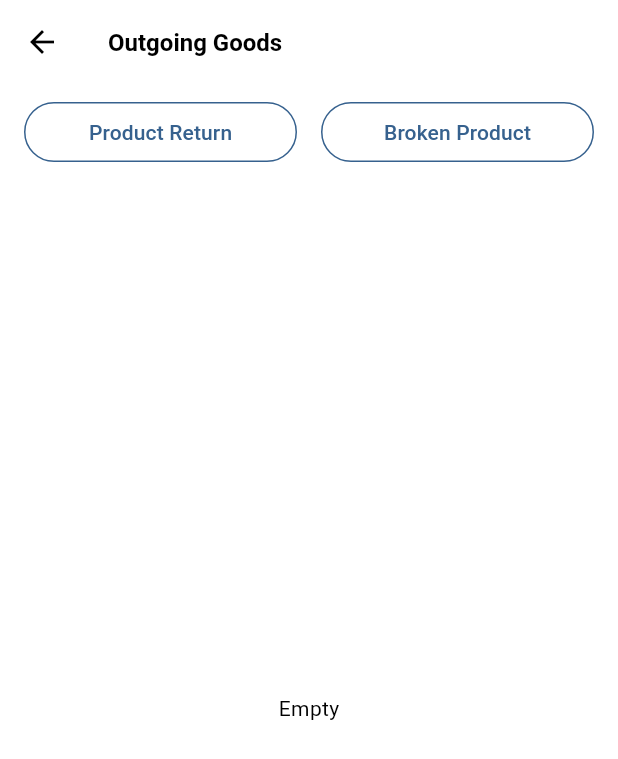
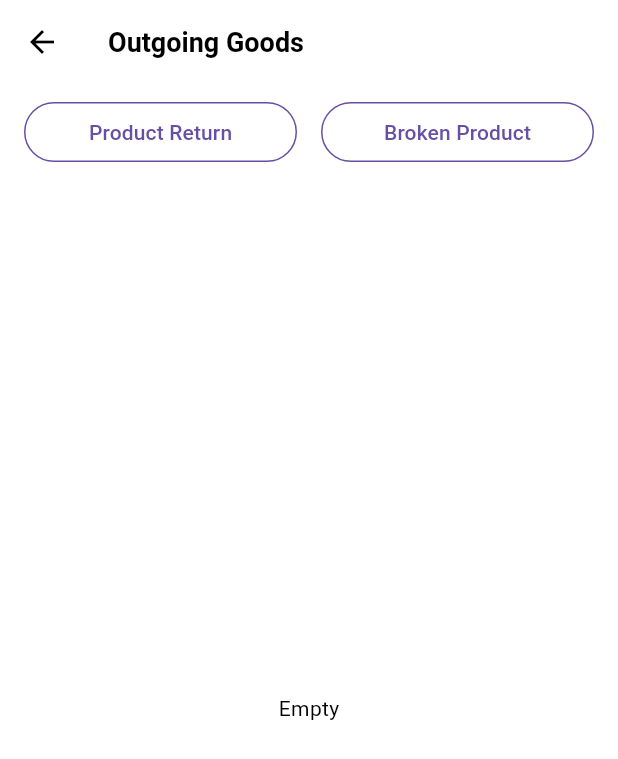
Before and after one commit to farids13/pos, a Flutter app: the CashierHomePage screen opened directly with empty values, after a tap on "Out", on a phone screen of 412 x 824 dp. Shown: the top 759 px of the screen. Run offline on Flutter 3.47's test engine with Material 3 defaults, Android fonts, the phone set to English and light mode, and no system bars; our stand-ins replace barcode_widget, device_info_plus, faker, flutter_riverpod, go_router, iconsax and 4 more; missing offline and left inert: mobile_scanner; accounts and stored records are empty; generated files the repository leaves out were written again; Roboto replaces fonts that are missing (Poppins).

Commit message:
Implement Theme Custom

```diff
--- /dev/null
+++ b/lib/utils/theme/custom_theme/appbar_theme.dart
@@ -0,0 +1,34 @@
+import 'package:flutter/material.dart';
+
+class QAppBarTheme {
+  QAppBarTheme._();
+
+  static const lightAppBarTheme = AppBarTheme(
+    elevation: 0,
+    centerTitle: false,
+    scrolledUnderElevation: 0,
+    backgroundColor: Colors.transparent,
+    surfaceTintColor: Colors.transparent,
+    iconTheme: IconThemeData(color: Colors.black, size: 24),
+    actionsIconTheme: IconThemeData(color: Colors.black, size: 24),
+    titleTextStyle: TextStyle(
+      fontSize: 18.0,
+      color: Colors.black,
+      fontWeight: FontWeight.w600,
+    ),
+  );
+  static const darkAppBarTheme = AppBarTheme(
+    elevation: 0,
+    centerTitle: false,
+    scrolledUnderElevation: 0,
+    backgroundColor: Colors.transparent,
+    surfaceTintColor: Colors.transparent,
+    iconTheme: IconThemeData(color: Colors.black, size: 24),
+    actionsIconTheme: IconThemeData(color: Colors.white, size: 24),
+    titleTextStyle: TextStyle(
+      fontSize: 18.0,
+      color: Colors.white,
+      fontWeight: FontWeight.w600,
+    ),
+  );
+}
--- /dev/null
+++ b/lib/utils/theme/custom_theme/bottom_sheet_theme.dart
@@ -0,0 +1,25 @@
+import 'package:flutter/material.dart';
+
+class QBottomSheetTheme {
+  QBottomSheetTheme._();
+
+  static BottomSheetThemeData lightBottomSheetTheme = BottomSheetThemeData(
+    showDragHandle: true,
+    backgroundColor: Colors.white,
+    modalBackgroundColor: Colors.white,
+    constraints: const BoxConstraints(
+      minWidth: double.infinity,
+    ),
+    shape: RoundedRectangleBorder(borderRadius: BorderRadius.circular(16)),
+  );
+
+  static BottomSheetThemeData darkBottomSheetTheme = BottomSheetThemeData(
+    showDragHandle: true,
+    backgroundColor: Colors.black,
+    modalBackgroundColor: Colors.black,
+    constraints: const BoxConstraints(
+      minWidth: double.infinity,
+    ),
+    shape: RoundedRectangleBorder(borderRadius: BorderRadius.circular(16)),
+  );
+}
--- /dev/null
+++ b/lib/utils/theme/custom_theme/checkbox_theme.dart
@@ -0,0 +1,41 @@
+import 'package:flutter/material.dart';
+
+class QCheckBoxTheme {
+  QCheckBoxTheme._();
+
+  static CheckboxThemeData lightCheckboxTheme = CheckboxThemeData(
+    shape: RoundedRectangleBorder(borderRadius: BorderRadius.circular(4)),
+    checkColor: MaterialStateProperty.resolveWith((states) {
+      if (states.contains(MaterialState.selected)) {
+        return Colors.white;
+      } else {
+        return Colors.black;
+      }
+    }),
+    fillColor: MaterialStateProperty.resolveWith((states) {
+      if (states.contains(MaterialState.selected)) {
+        return Colors.blue;
+      } else {
+        return Colors.transparent;
+      }
+    }),
+  );
+
+  static CheckboxThemeData darkCheckboxTheme = CheckboxThemeData(
+    shape: RoundedRectangleBorder(borderRadius: BorderRadius.circular(4)),
+    checkColor: MaterialStateProperty.resolveWith((states) {
+      if (states.contains(MaterialState.selected)) {
+        return Colors.white;
+      } else {
+        return Colors.black;
+      }
+    }),
+    fillColor: MaterialStateProperty.resolveWith((states) {
+      if (states.contains(MaterialState.selected)) {
+        return Colors.blue;
+      } else {
+        return Colors.transparent;
+      }
+    }),
+  );
+}
--- /dev/null
+++ b/lib/utils/theme/custom_theme/chip_theme.dart
@@ -0,0 +1,21 @@
+import 'package:flutter/material.dart';
+
+class QChipTheme {
+  QChipTheme._();
+
+  static ChipThemeData lightChipTheme = ChipThemeData(
+    disabledColor: Colors.grey.withOpacity(0.4),
+    labelStyle: const TextStyle(color: Colors.black),
+    selectedColor: Colors.blue,
+    padding: const EdgeInsets.symmetric(horizontal: 12.0, vertical: 12),
+    checkmarkColor: Colors.white,
+  );
+
+  static ChipThemeData darkChipTheme = const ChipThemeData(
+    disabledColor: Colors.grey,
+    labelStyle: TextStyle(color: Colors.white),
+    selectedColor: Colors.blue,
+    padding: EdgeInsets.symmetric(horizontal: 12.0, vertical: 12),
+    checkmarkColor: Colors.white,
+  );
+}
--- a/lib/utils/theme/custom_theme/elevated_button_theme.dart
+++ b/lib/utils/theme/custom_theme/elevated_button_theme.dart
@@ -4,25 +4,36 @@ class QElevatedButtonTheme {
   QElevatedButtonTheme._();
 
   static final lightElevatedButtonTheme = ElevatedButtonThemeData(
-    style: ButtonStyle(
-      elevation: MaterialStateProperty.all(0),
-      backgroundColor: MaterialStateProperty.all(Colors.white),
-      shape: MaterialStateProperty.all(
-        RoundedRectangleBorder(
-          borderRadius: BorderRadius.circular(8),
-        ),
+    style: ElevatedButton.styleFrom(
+      elevation: 0,
+      foregroundColor: Colors.white,
+      backgroundColor: Colors.blue,
+      disabledForegroundColor: Colors.grey,
+      disabledBackgroundColor: Colors.grey,
+      side: const BorderSide(color: Colors.blue),
+      padding: const EdgeInsets.symmetric(vertical: 18),
+      textStyle: const TextStyle(
+          fontSize: 16, color: Colors.white, fontWeight: FontWeight.w600),
+      shape: RoundedRectangleBorder(
+        borderRadius: BorderRadius.circular(12),
       ),
     ),
   );
 
   static final darkElevatedButtonTheme = ElevatedButtonThemeData(
-      style: ButtonStyle(
-    elevation: MaterialStateProperty.all(0),
-    backgroundColor: MaterialStateProperty.all(Colors.black),
-    shape: MaterialStateProperty.all(
-      RoundedRectangleBorder(
-        borderRadius: BorderRadius.circular(8),
+    style: ElevatedButton.styleFrom(
+      elevation: 0,
+      foregroundColor: Colors.white,
+      backgroundColor: Colors.blue,
+      disabledForegroundColor: Colors.grey,
+      disabledBackgroundColor: Colors.grey,
+      side: const BorderSide(color: Colors.blue),
+      padding: const EdgeInsets.symmetric(vertical: 18),
+      textStyle: const TextStyle(
+          fontSize: 16, color: Colors.white, fontWeight: FontWeight.w600),
+      shape: RoundedRectangleBorder(
+        borderRadius: BorderRadius.circular(12),
       ),
     ),
-  ));
+  );
 }
--- /dev/null
+++ b/lib/utils/theme/custom_theme/outlined_button_theme.dart
@@ -0,0 +1,30 @@
+import 'package:flutter/material.dart';
+
+class QOutlinedButtonTheme {
+  QOutlinedButtonTheme._();
+
+  /* -- Light Theme -- */
+  static final lightOutlinedButtonTheme = OutlinedButtonThemeData(
+    style: OutlinedButton.styleFrom(
+      elevation: 0,
+      foregroundColor: Colors.black,
+      side: const BorderSide(color: Colors.blue),
+      textStyle: const TextStyle(
+          fontSize: 16, color: Colors.black, fontWeight: FontWeight.w600),
+      padding: const EdgeInsets.symmetric(vertical: 16, horizontal: 20),
+      shape: RoundedRectangleBorder(borderRadius: BorderRadius.circular(14)),
+    ),
+  );
+
+/* -- Dark Theme -- */
+  static final darkOutlinedButtonTheme = OutlinedButtonThemeData(
+    style: OutlinedButton.styleFrom(
+      foregroundColor: Colors.white,
+      side: const BorderSide(color: Colors.blueAccent),
+      textStyle: const TextStyle(
+          fontSize: 16, color: Colors.white, fontWeight: FontWeight.w600),
+      padding: const EdgeInsets.symmetric(vertical: 16, horizontal: 20),
+      shape: RoundedRectangleBorder(borderRadius: BorderRadius.circular(14)),
+    ),
+  );
+}
--- /dev/null
+++ b/lib/utils/theme/custom_theme/text_field_theme.dart
@@ -0,0 +1,69 @@
+import 'package:flutter/material.dart';
+
+class QTextFieldTheme {
+  QTextFieldTheme._();
+
+  static InputDecorationTheme lightInputDecorationTheme = InputDecorationTheme(
+    errorMaxLines: 3,
+    prefixIconColor: Colors.grey,
+    suffixIconColor: Colors.grey,
+// constraints: const BoxConstraints.expand(height: 14.inputFieldHeight),
+    labelStyle: const TextStyle().copyWith(fontSize: 14, color: Colors.black),
+    hintStyle: const TextStyle().copyWith(fontSize: 14, color: Colors.black),
+    errorStyle: const TextStyle().copyWith(fontStyle: FontStyle.normal),
+    floatingLabelStyle:
+        const TextStyle().copyWith(color: Colors.black.withOpacity(0.8)),
+    border: const OutlineInputBorder().copyWith(
+      borderRadius: BorderRadius.circular(14),
+      borderSide: const BorderSide(width: 1, color: Colors.grey),
+    ),
+    enabledBorder: const OutlineInputBorder().copyWith(
+      borderRadius: BorderRadius.circular(14),
+      borderSide: const BorderSide(width: 1, color: Colors.grey),
+    ),
+    focusedBorder: const OutlineInputBorder().copyWith(
+      borderRadius: BorderRadius.circular(14),
+      borderSide: const BorderSide(width: 1, color: Colors.black12),
+    ),
+    errorBorder: const OutlineInputBorder().copyWith(
+      borderRadius: BorderRadius.circular(14),
+      borderSide: const BorderSide(width: 1, color: Colors.red),
+    ),
+    focusedErrorBorder: const OutlineInputBorder().copyWith(
+      borderRadius: BorderRadius.circular(14),
+      borderSide: const BorderSide(width: 2, color: Colors.orange),
+    ),
+  );
+
+  static InputDecorationTheme darkInputDecorationTheme = InputDecorationTheme(
+    errorMaxLines: 3,
+    prefixIconColor: Colors.grey,
+    suffixIconColor: Colors.grey,
+// constraints: const BoxConstraints.expand(height: 14.inputFieldHeight),
+    labelStyle: const TextStyle().copyWith(fontSize: 14, color: Colors.white),
+    hintStyle: const TextStyle().copyWith(fontSize: 14, color: Colors.white),
+    errorStyle: const TextStyle().copyWith(fontStyle: FontStyle.normal),
+    floatingLabelStyle:
+        const TextStyle().copyWith(color: Colors.white.withOpacity(0.8)),
+    border: const OutlineInputBorder().copyWith(
+      borderRadius: BorderRadius.circular(14),
+      borderSide: const BorderSide(width: 1, color: Colors.grey),
+    ),
+    enabledBorder: const OutlineInputBorder().copyWith(
+      borderRadius: BorderRadius.circular(14),
+      borderSide: const BorderSide(width: 1, color: Colors.grey),
+    ),
+    focusedBorder: const OutlineInputBorder().copyWith(
+      borderRadius: BorderRadius.circular(14),
+      borderSide: const BorderSide(width: 1, color: Colors.white),
+    ),
+    errorBorder: const OutlineInputBorder().copyWith(
+      borderRadius: BorderRadius.circular(14),
+      borderSide: const BorderSide(width: 1, color: Colors.red),
+    ),
+    focusedErrorBorder: const OutlineInputBorder().copyWith(
+      borderRadius: BorderRadius.circular(14),
+      borderSide: const BorderSide(width: 2, color: Colors.orange),
+    ),
+  );
+}
--- a/lib/utils/theme/theme.dart
+++ b/lib/utils/theme/theme.dart
@@ -1,4 +1,10 @@
+import 'package:cashier_app/utils/theme/custom_theme/appbar_theme.dart';
+import 'package:cashier_app/utils/theme/custom_theme/bottom_sheet_theme.dart';
+import 'package:cashier_app/utils/theme/custom_theme/checkbox_theme.dart';
+import 'package:cashier_app/utils/theme/custom_theme/chip_theme.dart';
 import 'package:cashier_app/utils/theme/custom_theme/elevated_button_theme.dart';
+import 'package:cashier_app/utils/theme/custom_theme/outlined_button_theme.dart';
+import 'package:cashier_app/utils/theme/custom_theme/text_field_theme.dart';
 import 'package:cashier_app/utils/theme/custom_theme/text_theme.dart';
 import 'package:flutter/material.dart';
 
@@ -7,31 +13,33 @@ class QAppTheme {
 
   static ThemeData lightTheme = ThemeData(
     useMaterial3: true,
-    colorScheme: ColorScheme.fromSeed(
-      seedColor: Colors.blue,
-      brightness: Brightness.light,
-    ),
+    fontFamily: 'Poppins',
+    brightness: Brightness.light,
+    primaryColor: Colors.blue,
+    textTheme: QTextTheme.lightTextTheme,
+    chipTheme: QChipTheme.lightChipTheme,
     scaffoldBackgroundColor: Colors.white,
-    appBarTheme: const AppBarTheme(
-      foregroundColor: Colors.black,
-      backgroundColor: Colors.white,
-    ),
-    textTheme: QTextTheme.lightTextTheme,
+    appBarTheme: QAppBarTheme.lightAppBarTheme,
     elevatedButtonTheme: QElevatedButtonTheme.lightElevatedButtonTheme,
+    checkboxTheme: QCheckBoxTheme.lightCheckboxTheme,
+    bottomSheetTheme: QBottomSheetTheme.lightBottomSheetTheme,
+    outlinedButtonTheme: QOutlinedButtonTheme.lightOutlinedButtonTheme,
+    inputDecorationTheme: QTextFieldTheme.lightInputDecorationTheme,
   );
 
   static ThemeData darkTheme = ThemeData(
     useMaterial3: true,
-    colorScheme: ColorScheme.fromSeed(
-      seedColor: Colors.red,
-      brightness: Brightness.dark,
-    ),
+    fontFamily: 'Poppins',
+    brightness: Brightness.light,
+    primaryColor: Colors.blue,
+    textTheme: QTextTheme.darkTextTheme,
+    chipTheme: QChipTheme.darkChipTheme,
     scaffoldBackgroundColor: Colors.black,
-    appBarTheme: const AppBarTheme(
-      foregroundColor: Colors.white,
-      backgroundColor: Colors.black,
-    ),
-    textTheme: QTextTheme.darkTextTheme,
+    appBarTheme: QAppBarTheme.darkAppBarTheme,
     elevatedButtonTheme: QElevatedButtonTheme.darkElevatedButtonTheme,
+    checkboxTheme: QCheckBoxTheme.darkCheckboxTheme,
+    bottomSheetTheme: QBottomSheetTheme.darkBottomSheetTheme,
+    outlinedButtonTheme: QOutlinedButtonTheme.darkOutlinedButtonTheme,
+    inputDecorationTheme: QTextFieldTheme.darkInputDecorationTheme,
   );
 }
```
Also changed, not shown: 5 other files.
